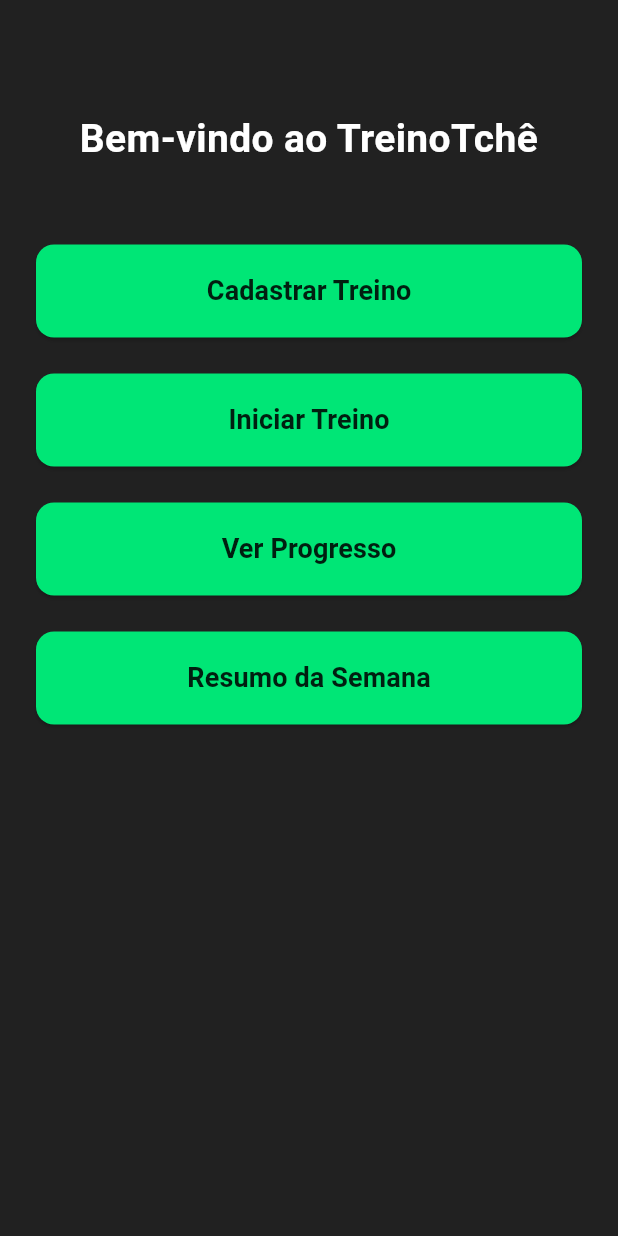
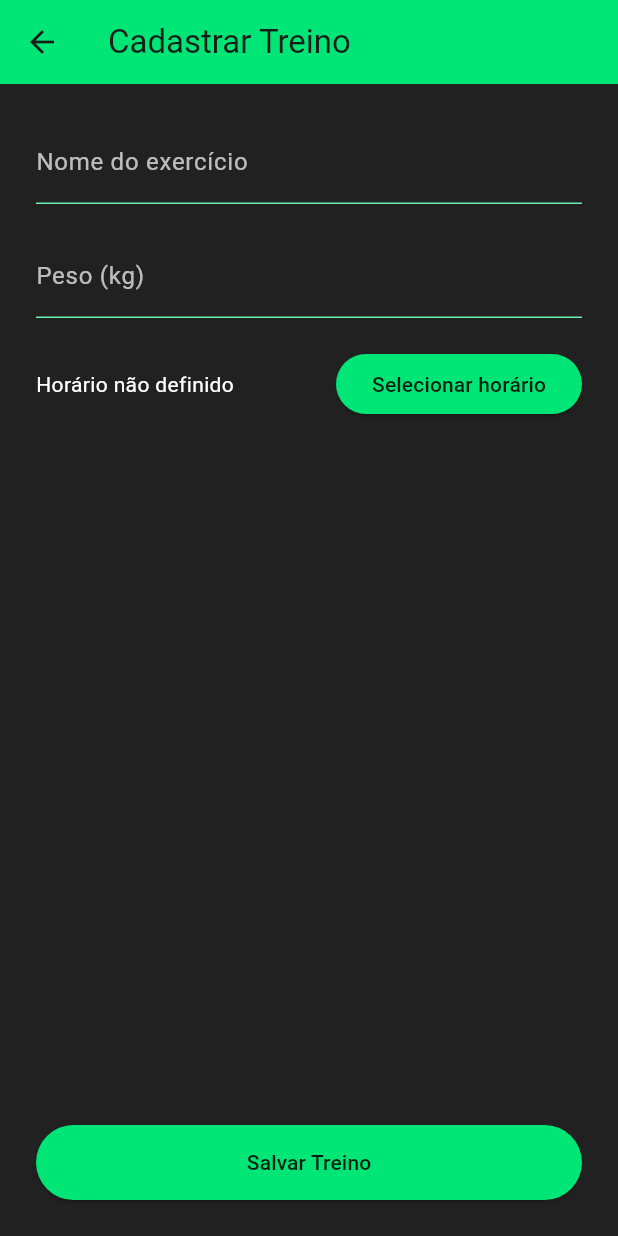
Before and after one commit to nickolasamaral03/TreinaTche, a Flutter app: the screen it shows after launch, after a tap on "Cadastrar Treino", on a phone screen of 412 x 824 dp. Run offline on Flutter 3.47's test engine with Material 3 defaults, Android fonts, the phone set to English and light mode, and no system bars.

Commit message:
alterações

```diff
--- a/lib/main.dart
+++ b/lib/main.dart
@@ -1,4 +1,6 @@
 import 'package:flutter/material.dart';
+import 'tela_cadastro_treino.dart';
+
 
 void main() {
   runApp(TreinoApp());
@@ -12,7 +14,7 @@ class TreinoApp extends StatelessWidget {
   @override
   Widget build(BuildContext context) {
     return MaterialApp(
-      title: "TreinoTchê",
+      title: "TreineTchê",
       theme: ThemeData(
         colorScheme: ColorScheme.fromSeed(seedColor: Colors.greenAccent),
         useMaterial3: true,
@@ -37,7 +39,7 @@ class TelaInicial extends StatelessWidget {
             children: [
               SizedBox(height: 50),
               Text(
-                'Bem-vindo ao TreinoTchê',
+                'TreinaTchê',
                 textAlign: TextAlign.center,
                 style: TextStyle(
                   fontSize: 26,
@@ -46,7 +48,11 @@ class TelaInicial extends StatelessWidget {
                 ),
               ),
               SizedBox(height: 40),
-              BotaoPrincipal(titulo: 'Cadastrar Treino', onPressed: () {}),
+              BotaoPrincipal(titulo: 'Cadastrar Treino', onPressed: () { Navigator.push( context, MaterialPageRoute(builder: (context) => TelaCadastroTreino()),
+    );
+  },
+),
+
               BotaoPrincipal(titulo: 'Iniciar Treino', onPressed: () {}),
               BotaoPrincipal(titulo: 'Ver Progresso', onPressed: () {}),
               BotaoPrincipal(titulo: 'Resumo da Semana', onPressed: () {}),
--- /dev/null
+++ b/lib/tela_cadastro_treino.dart
@@ -0,0 +1,140 @@
+import 'package:flutter/material.dart';
+
+class TelaCadastroTreino extends StatefulWidget {
+  @override
+  _TelaCadastroTreinoState createState() => _TelaCadastroTreinoState();
+}
+
+class _TelaCadastroTreinoState extends State<TelaCadastroTreino> {
+  final _formKey = GlobalKey<FormState>();
+  final TextEditingController _nomeController =
+      TextEditingController(); // controller para o campo de nome do treino
+  final TextEditingController _pesoController =
+      TextEditingController(); // controller para o campo de peso
+  TimeOfDay?
+  _horarioSelecionado; // variável para armazenar o horário selecionado
+
+  void _selecionarHorario() async {
+    final TimeOfDay? horario = await showTimePicker(
+      context: context,
+      initialTime: TimeOfDay.now(),
+    );
+
+    if (horario != null) {
+      setState(() {
+        _horarioSelecionado = horario;
+      });
+    }
+  }
+
+  void _salvarTreino() {
+    if (_formKey.currentState!.validate()) {
+      final nome = _nomeController.text;
+      final peso = _pesoController.text;
+      final horario = _horarioSelecionado;
+
+      print('Treino Salvo: ');
+      print('Nome: $nome');
+      print('Peso: $peso');
+      print('Horário: ${horario?.format(context) ?? 'Não selecionado'}');
+
+      ScaffoldMessenger.of(
+        context,
+      ).showSnackBar(SnackBar(content: Text('Treino salvo com sucesso!')));
+
+      // Limpar os campos após salvar
+      _nomeController.clear();
+      _pesoController.clear();
+      setState(() {
+        _horarioSelecionado = null; // Reseta o horário selecionado
+      });
+    }
+  }
+
+   @override
+  Widget build(BuildContext context) {
+    return Scaffold(
+      backgroundColor: Colors.grey[900],
+      appBar: AppBar(
+        title: Text('Cadastrar Treino'),
+        backgroundColor: Colors.greenAccent[400],
+      ),
+      body: Padding(
+        padding: const EdgeInsets.all(24.0),
+        child: Form(
+          key: _formKey,
+          child: Column(
+            children: [
+              TextFormField(
+                controller: _nomeController,
+                style: TextStyle(color: Colors.white),
+                decoration: InputDecoration(
+                  labelText: 'Nome do exercício',
+                  labelStyle: TextStyle(color: Colors.white70),
+                  enabledBorder: UnderlineInputBorder(
+                    borderSide: BorderSide(color: Colors.greenAccent),
+                  ),
+                ),
+                validator: (value) {
+                  if (value == null || value.isEmpty) {
+                    return 'Digite o nome do exercício';
+                  }
+                  return null;
+                },
+              ),
+              SizedBox(height: 20),
+              TextFormField(
+                controller: _pesoController,
+                style: TextStyle(color: Colors.white),
+                keyboardType: TextInputType.number,
+                decoration: InputDecoration(
+                  labelText: 'Peso (kg)',
+                  labelStyle: TextStyle(color: Colors.white70),
+                  enabledBorder: UnderlineInputBorder(
+                    borderSide: BorderSide(color: Colors.greenAccent),
+                  ),
+                ),
+                validator: (value) {
+                  if (value == null || value.isEmpty) {
+                    return 'Digite o peso';
+                  }
+                  return null;
+                },
+              ),
+              SizedBox(height: 20),
+              Row(
+                children: [
+                  Text(
+                    _horarioSelecionado != null
+                        ? 'Horário: ${_horarioSelecionado!.format(context)}'
+                        : 'Horário não definido',
+                    style: TextStyle(color: Colors.white),
+                  ),
+                  Spacer(),
+                  ElevatedButton(
+                    onPressed: _selecionarHorario,
+                    child: Text('Selecionar horário'),
+                    style: ElevatedButton.styleFrom(
+                      backgroundColor: Colors.greenAccent[400],
+                      foregroundColor: Colors.black87,
+                    ),
+                  ),
+                ],
+              ),
+              Spacer(),
+              ElevatedButton(
+                onPressed: _salvarTreino,
+                child: Text('Salvar Treino'),
+                style: ElevatedButton.styleFrom(
+                  backgroundColor: Colors.greenAccent[400],
+                  foregroundColor: Colors.black87,
+                  minimumSize: Size(double.infinity, 50),
+                ),
+              ),
+            ],
+          ),
+        ),
+      ),
+    );
+  }
+}
```
